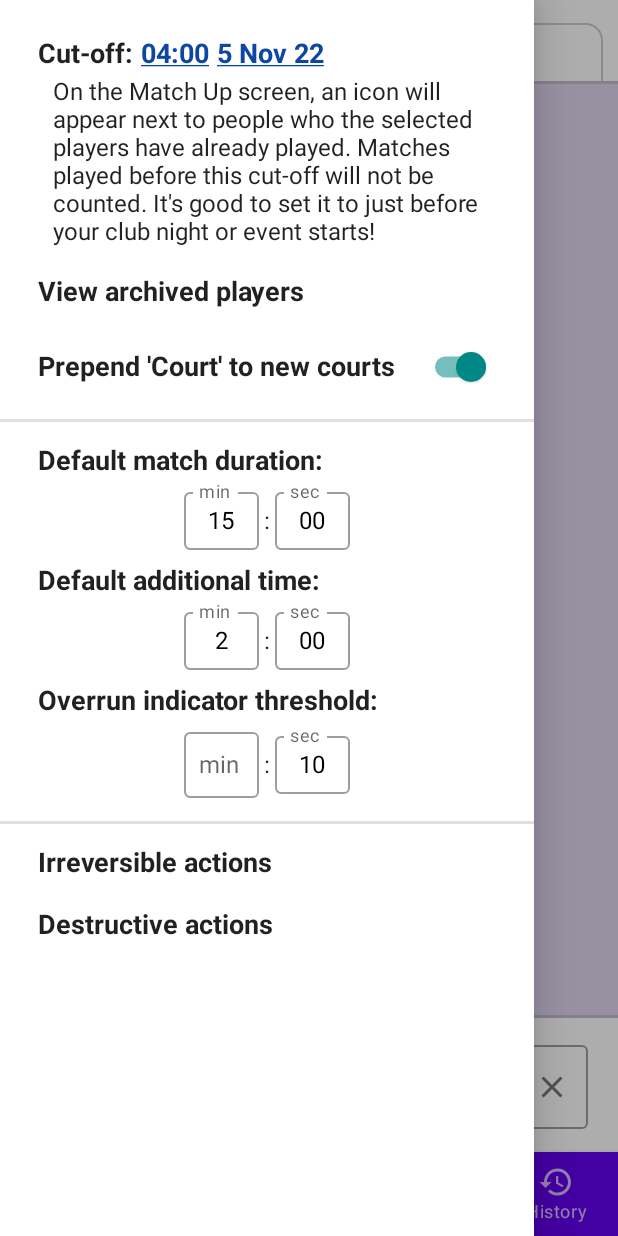
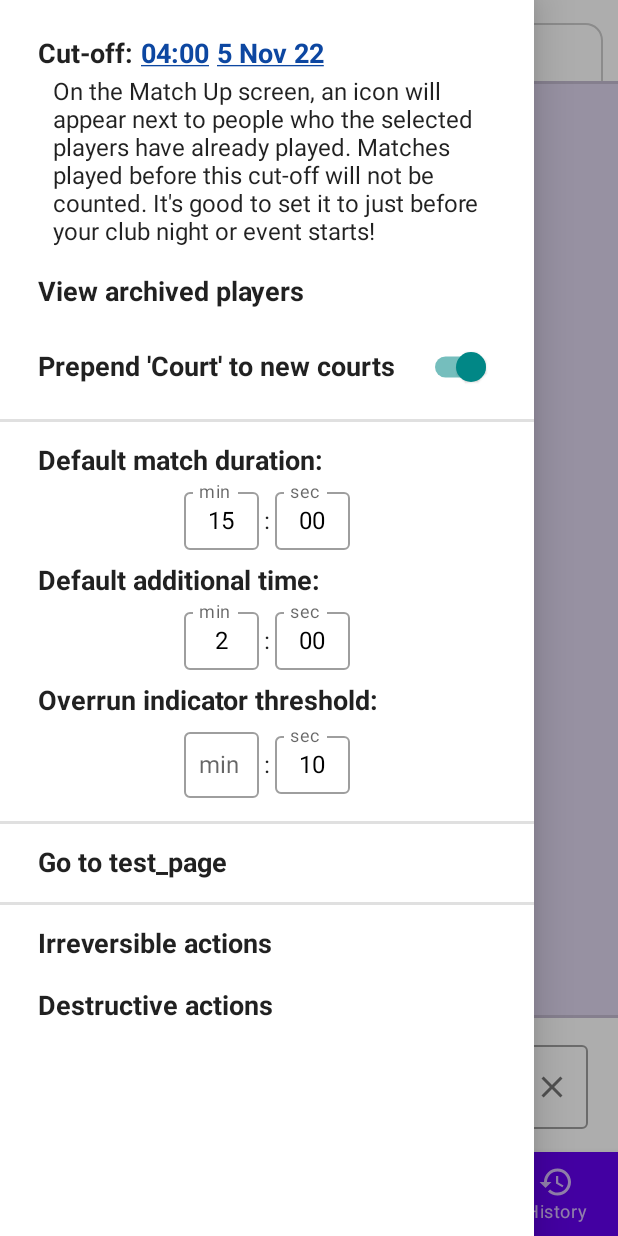
Before and after one commit to EwasWorld/ProjectClava, an Android app built with Jetpack Compose: the screen it shows after launch (MainActivity), after a tap on "Open menu", on a phone screen of 412 x 824 dp. Run offline under Robolectric (Android 15) with nearby library versions, the phone set to English and light mode, and no system bars; our stand-ins replace Dagger/Hilt's generated code, Room's generated code.

Commit message:
DebugNavRoutes are now dependency injected and can be navigated to from the pull out drawer >:]

```diff
--- a/app/src/debug/java/com/eywa/projectclava/mainActivity/DebugNavRoute.kt
+++ b/app/src/debug/java/com/eywa/projectclava/mainActivity/DebugNavRoute.kt
@@ -1,7 +1,9 @@
 package com.eywa.projectclava.mainActivity
 
+import androidx.compose.material.Text
 import androidx.compose.runtime.Composable
 import androidx.navigation.NavHostController
+import com.eywa.projectclava.main.common.asTimeString
 import com.eywa.projectclava.main.datastore.DatastoreState
 import com.eywa.projectclava.main.features.ui.AvailableCourtsHeader
 import com.eywa.projectclava.main.features.ui.ClavaScreen
@@ -13,7 +15,7 @@ import com.eywa.projectclava.main.model.TimeRemaining
 import java.util.*
 
 enum class DebugNavRoute(override val route: String) : NavRoute {
-    TEST_PAGE("test") {
+    TEST_PAGE("test_page") {
         override fun createInitialState() = throw NotImplementedError("No initial state")
 
         @Composable
@@ -26,7 +28,7 @@ enum class DebugNavRoute(override val route: String) : NavRoute {
                 preferencesState: DatastoreState,
                 isSoftKeyboardOpen: Boolean
         ) {
-//            val filtered = matches.filterKeys { it.isCurrent }.entries
+            val filtered = databaseState.matches.filter { it.isCurrent }
 
             ClavaScreen(
                     noContentText = "No content",
@@ -40,19 +42,12 @@ enum class DebugNavRoute(override val route: String) : NavRoute {
                         )
                     },
                     footerContent = {
-//                        Text(
-//                                text = filtered.firstOrNull()?.key?.players?.joinToString { it.name } ?: "No players"
-//                        )
+                        Text(text = filtered.firstOrNull()?.playerNameString() ?: "No players")
                     }
             ) {
-//                item {
-////                    SelectableListItem() {
-////
-////                    }
-//                    Text(
-//                            text = filtered.firstOrNull()?.value?.asTimeString() ?: "No Time"
-//                    )
-//                }
+                item {
+                    Text(text = filtered.firstOrNull()?.getTimeRemaining().asTimeString())
+                }
             }
         }
     },
--- /dev/null
+++ b/app/src/debug/java/com/eywa/projectclava/mainActivity/DebugNavRouteModule.kt
@@ -0,0 +1,18 @@
+package com.eywa.projectclava.mainActivity
+
+import com.eywa.projectclava.main.mainActivity.NavRoute
+import dagger.Module
+import dagger.Provides
+import dagger.hilt.InstallIn
+import dagger.hilt.components.SingletonComponent
+import dagger.multibindings.IntoMap
+import dagger.multibindings.StringKey
+
+@Module
+@InstallIn(SingletonComponent::class)
+object DebugNavRouteModule {
+    @Provides
+    @IntoMap
+    @StringKey("debug")
+    fun provideDebugNavRoutes(): Array<out NavRoute> = DebugNavRoute.values()
+}
--- a/app/src/main/java/com/eywa/projectclava/main/features/drawer/DrawerContent.kt
+++ b/app/src/main/java/com/eywa/projectclava/main/features/drawer/DrawerContent.kt
@@ -23,6 +23,7 @@ import com.eywa.projectclava.main.datastore.DatastoreState
 import com.eywa.projectclava.main.features.ui.timePicker.TimePicker
 import com.eywa.projectclava.main.features.ui.timePicker.TimePickerState
 import com.eywa.projectclava.main.mainActivity.MainNavRoute
+import com.eywa.projectclava.main.mainActivity.NavRoute
 import com.eywa.projectclava.main.model.MatchState
 import com.eywa.projectclava.main.model.ModelState
 import com.eywa.projectclava.main.theme.DividerThickness
@@ -38,6 +39,7 @@ fun DrawerContent(
         preferencesState: DatastoreState,
         databaseState: ModelState,
         isDrawerOpen: Boolean,
+        extraNavLocations: List<NavRoute>?,
         listener: (DrawerIntent) -> Unit,
 ) {
     val context = LocalContext.current
@@ -200,11 +202,13 @@ fun DrawerContent(
             )
         }
 
-//        DrawerDivider()
-//        // TODO_HACKY Create a build variant for this
-//        DrawerTextButton(text = "Go to test page") {
-//            navController.navigate(NavRoute.TEST_PAGE.route)
-//        }
+
+        if (!extraNavLocations.isNullOrEmpty()) {
+            DrawerDivider()
+            extraNavLocations.forEach { route ->
+                DrawerTextButton(text = "Go to ${route.route}") { listener(DrawerIntent.Navigate(route)) }
+            }
+        }
 
         DrawerDivider()
         ExpandableSection(
@@ -333,5 +337,6 @@ fun DrawerContent_Preview() {
             databaseState = ModelState(),
             isDrawerOpen = true,
             listener = {},
+            extraNavLocations = listOf(MainNavRoute.ADD_COURT),
     )
 }
--- a/app/src/main/java/com/eywa/projectclava/main/mainActivity/MainActivity.kt
+++ b/app/src/main/java/com/eywa/projectclava/main/mainActivity/MainActivity.kt
@@ -38,6 +38,7 @@ import com.eywa.projectclava.main.theme.Typography
 import dagger.hilt.android.AndroidEntryPoint
 import kotlinx.coroutines.launch
 import java.util.*
+import javax.inject.Inject
 
 /*
  * Time spent: 54 hrs
@@ -46,13 +47,14 @@ import java.util.*
 class MainActivity : ComponentActivity() {
     private val viewModel: MainViewModel by viewModels()
 
+    @Inject
+    lateinit var navRoutes: Array<out NavRoute>
+
     @OptIn(ExperimentalMaterialApi::class)
     override fun onCreate(savedInstanceState: Bundle?) {
         super.onCreate(savedInstanceState)
 
-        check(MainNavRoute.values().map { it.route }.distinct().size == MainNavRoute.values().size) {
-            "Duplicate NavRoute found"
-        }
+        check(navRoutes.map { it.route }.distinct().size == navRoutes.size) { "Duplicate NavRoute found" }
 
         var isSoftKeyboardOpen by mutableStateOf(false)
 
@@ -161,7 +163,8 @@ class MainActivity : ComponentActivity() {
                                     preferencesState = preferences!!,
                                     databaseState = databaseState!!,
                                     isDrawerOpen = drawerState.isOpen,
-                                    listener = { viewModel.handleIntent(it) }
+                                    extraNavLocations = navRoutes.filterNot { it is MainNavRoute },
+                                    listener = { viewModel.handleIntent(it) },
                             )
                         },
                 ) { padding ->
@@ -170,7 +173,7 @@ class MainActivity : ComponentActivity() {
                             startDestination = MainNavRoute.ADD_PLAYER.route,
                             modifier = Modifier.padding(bottom = padding.calculateBottomPadding()),
                     ) {
-                        MainNavRoute.values().forEach { route ->
+                        navRoutes.forEach { route ->
                             composable(route.route) {
                                 route.ClavaNavigation(
                                         navController = navController,
--- /dev/null
+++ b/app/src/main/java/com/eywa/projectclava/main/mainActivity/NavRouteModule.kt
@@ -0,0 +1,23 @@
+package com.eywa.projectclava.main.mainActivity
+
+import dagger.Module
+import dagger.Provides
+import dagger.hilt.InstallIn
+import dagger.hilt.components.SingletonComponent
+import dagger.multibindings.IntoMap
+import dagger.multibindings.StringKey
+
+
+@InstallIn(SingletonComponent::class)
+@Module
+object NavRouteModule {
+    @Provides
+    @IntoMap
+    @StringKey("main")
+    fun provideMainNavRoutes(): Array<out NavRoute> = MainNavRoute.values()
+
+    @Provides
+    fun provideNavRoutes(
+            availableNavRoutes: Map<String, @JvmSuppressWildcards Array<out NavRoute>?>
+    ): Array<out NavRoute> = availableNavRoutes.flatMap { it.value?.toList() ?: listOf() }.toTypedArray()
+}
```
